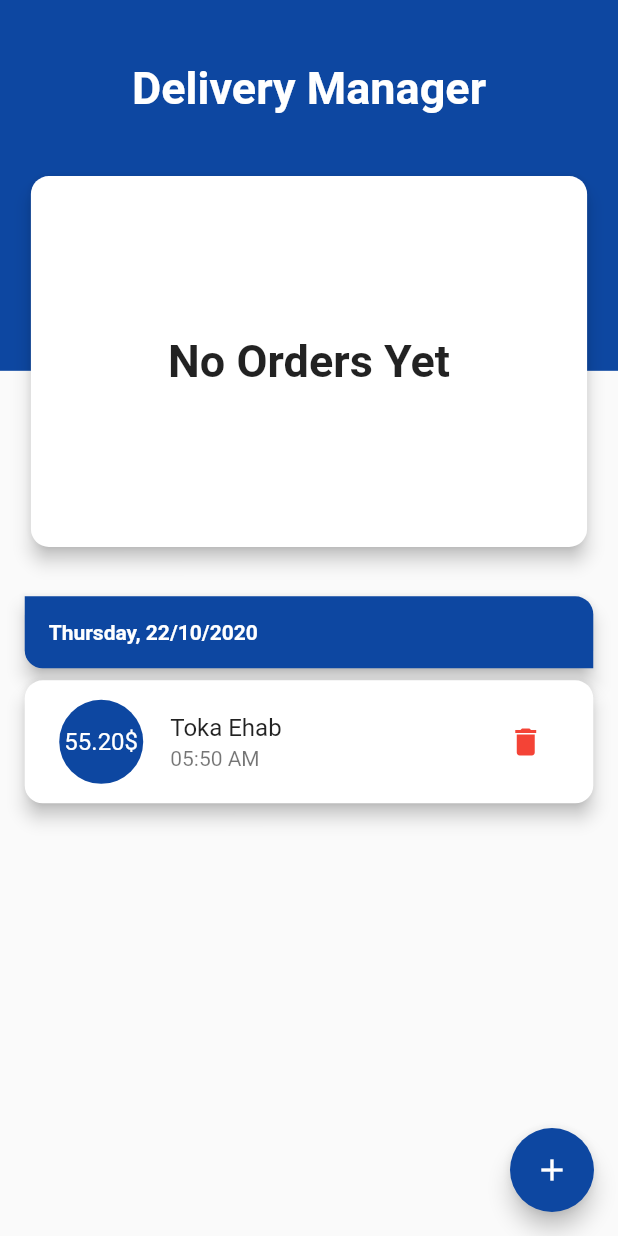
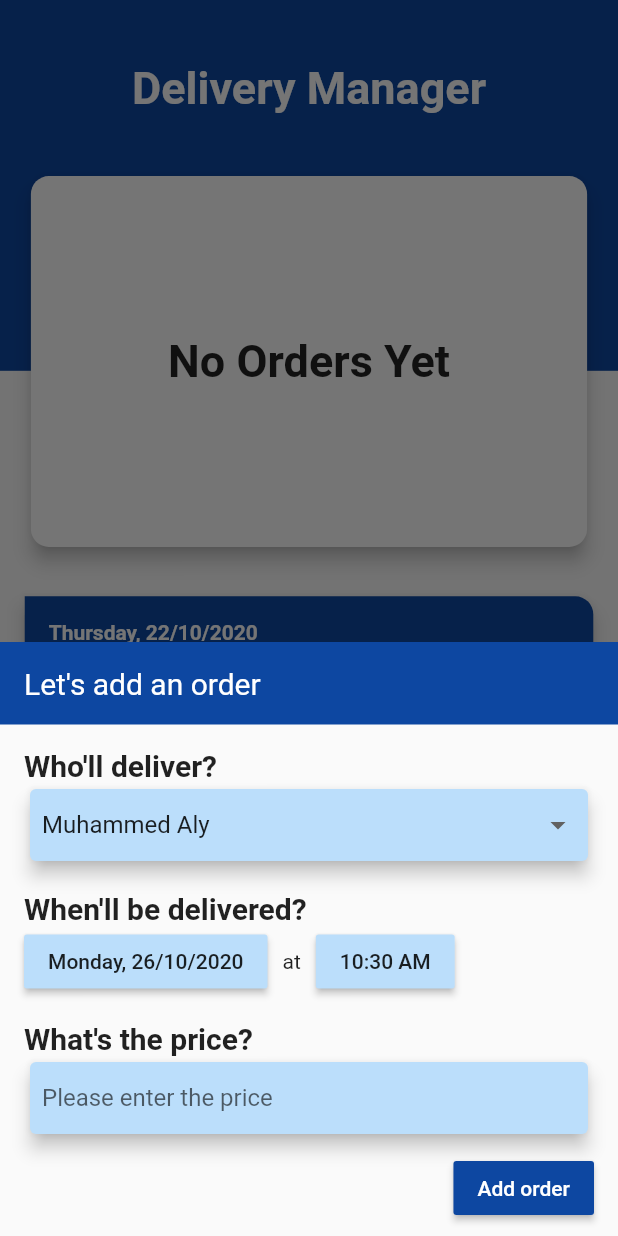
Before and after one commit to Flutter-Course/Online, a Flutter app: the screen it shows after launch, after a tap on the "add" icon, on a phone screen of 412 x 824 dp. Run offline on Flutter 3.47's test engine with Material 2 defaults, Android fonts, the phone set to English and light mode, and no system bars; drawn by our look-alikes of sticky_headers.

Commit message:
missed chart

```diff
--- a/delivery_manager/lib/main.dart
+++ b/delivery_manager/lib/main.dart
@@ -1,5 +1,3 @@
-import 'dart:collection';
-
 import 'package:delivery_manager/screens/home_screen.dart';
 import 'package:flutter/material.dart';
 
--- a/delivery_manager/lib/models/order.dart
+++ b/delivery_manager/lib/models/order.dart
@@ -1,14 +1,16 @@
 import 'package:flutter/foundation.dart';
 
 class Order {
+  static int _counter = 0;
   int id;
   String deliveryMan;
   DateTime orderDate;
   double price;
 
   Order(
-      {@required this.id,
-      @required this.deliveryMan,
+      {@required this.deliveryMan,
       @required this.orderDate,
-      @required this.price});
+      @required this.price}) {
+    id = ++_counter;
+  }
 }
--- a/delivery_manager/lib/screens/home_screen.dart
+++ b/delivery_manager/lib/screens/home_screen.dart
@@ -2,6 +2,7 @@ import 'dart:collection';
 import 'dart:math';
 
 import 'package:delivery_manager/models/order.dart';
+import 'package:delivery_manager/widgets/add_order_sheet.dart';
 import 'package:delivery_manager/widgets/background_container.dart';
 import 'package:delivery_manager/widgets/chart.dart';
 import 'package:delivery_manager/widgets/homescreen_title.dart';
@@ -21,7 +22,7 @@ class _HomeScreenState extends State<HomeScreen> {
       SplayTreeMap<String, Map<String, dynamic>>((String a, String b) {
     return -a.compareTo(b);
   });
-  ScrollController scrollController = ScrollController();
+  ScrollController scrollController;
   bool showUpButton = false;
   List<String> deliveryMen = ['Muhammed Aly', 'Toka Ehab', 'Ahmed Aly'];
 
@@ -38,12 +39,27 @@ class _HomeScreenState extends State<HomeScreen> {
     });
   }
 
+  void addOrder(String key, Order order) {
+    Navigator.of(context).pop();
+    setState(() {
+      if (orders.containsKey(key)) {
+        orders[key]['list'].add(order);
+      } else {
+        orders[key] = Map<String, dynamic>();
+        orders[key]['date'] =
+            DateFormat('EEEE, dd/MM/yyyy').format(order.orderDate);
+        orders[key]['list'] = SplayTreeSet<Order>(compareTwoOrders);
+        orders[key]['list'].add(order);
+      }
+    });
+  }
+
   @override
   void initState() {
     super.initState();
+    scrollController = ScrollController();
     final ordersList = List.generate(12, (index) {
       return Order(
-        id: index,
         deliveryMan: deliveryMen[Random().nextInt(3)],
         price: Random().nextDouble() * 500,
         orderDate: DateTime.now().subtract(
@@ -66,6 +82,12 @@ class _HomeScreenState extends State<HomeScreen> {
       }
       orders[key]['list'].add(element);
     });
+  }
+
+  @override
+  void dispose() {
+    scrollController.dispose();
+    super.dispose();
   }
 
   @override
@@ -146,7 +168,15 @@ class _HomeScreenState extends State<HomeScreen> {
             FloatingActionButton(
               backgroundColor: Theme.of(context).primaryColor,
               child: Icon(Icons.add),
-              onPressed: () {},
+              onPressed: () {
+                showModalBottomSheet(
+                  context: context,
+                  isScrollControlled: true,
+                  builder: (context) {
+                    return AddOrderSheet(deliveryMen, addOrder);
+                  },
+                );
+              },
             ),
           ],
         ),
--- /dev/null
+++ b/delivery_manager/lib/widgets/add_order_sheet.dart
@@ -0,0 +1,215 @@
+import 'package:delivery_manager/models/order.dart';
+import 'package:delivery_manager/widgets/bottom_sheet_title.dart';
+import 'package:flutter/material.dart';
+import 'package:intl/intl.dart';
+
+class AddOrderSheet extends StatefulWidget {
+  final List<String> deliveryMen;
+  final Function addOrder;
+  AddOrderSheet(this.deliveryMen, this.addOrder);
+  @override
+  _AddOrderSheetState createState() => _AddOrderSheetState();
+}
+
+class _AddOrderSheetState extends State<AddOrderSheet> {
+  String selectedDeliveryMan;
+  DateTime selectedDate;
+  TextEditingController priceController;
+  @override
+  void initState() {
+    super.initState();
+    selectedDeliveryMan = widget.deliveryMen[0];
+    selectedDate = DateTime.now();
+    priceController = TextEditingController();
+  }
+
+  @override
+  void dispose() {
+    priceController.dispose();
+    super.dispose();
+  }
+
+  @override
+  Widget build(BuildContext context) {
+    return Container(
+      padding:
+          EdgeInsets.only(bottom: MediaQuery.of(context).viewInsets.bottom),
+      child: SingleChildScrollView(
+        child: Column(
+          crossAxisAlignment: CrossAxisAlignment.start,
+          children: [
+            Container(
+              padding: EdgeInsets.all(16),
+              color: Theme.of(context).primaryColor,
+              width: double.infinity,
+              child: Text(
+                'Let\'s add an order',
+                style: TextStyle(
+                  color: Colors.white,
+                  fontSize: 20,
+                ),
+              ),
+            ),
+            Container(
+              margin: EdgeInsets.symmetric(horizontal: 16),
+              child: Column(
+                crossAxisAlignment: CrossAxisAlignment.start,
+                children: [
+                  BottomSheetTitle('Who\'ll deliver?'),
+                  Card(
+                    color: Colors.blue[100],
+                    elevation: 5,
+                    child: Padding(
+                      padding: EdgeInsets.symmetric(horizontal: 8.0),
+                      child: DropdownButtonHideUnderline(
+                        child: DropdownButton(
+                          isExpanded: true,
+                          value: selectedDeliveryMan,
+                          items: widget.deliveryMen.map((e) {
+                            return DropdownMenuItem(
+                              child: Text(e),
+                              value: e,
+                            );
+                          }).toList(),
+                          onChanged: (value) {
+                            setState(() {
+                              selectedDeliveryMan = value;
+                            });
+                          },
+                        ),
+                      ),
+                    ),
+                  ),
+                  BottomSheetTitle('When\'ll be delivered?'),
+                  Row(
+                    children: [
+                      RaisedButton(
+                        child: Text(DateFormat('EEEE, dd/MM/yyyy')
+                            .format(selectedDate)),
+                        color: Colors.blue[100],
+                        onPressed: () async {
+                          DateTime pickedDate = await showDatePicker(
+                            context: context,
+                            initialDate: selectedDate,
+                            firstDate:
+                                DateTime.now().subtract(Duration(days: 7)),
+                            lastDate: DateTime.now().add(Duration(days: 90)),
+                          );
+                          if (pickedDate != null) {
+                            setState(() {
+                              selectedDate = DateTime(
+                                pickedDate.year,
+                                pickedDate.month,
+                                pickedDate.day,
+                                selectedDate.hour,
+                                selectedDate.minute,
+                              );
+                            });
+                          }
+                        },
+                      ),
+                      Container(
+                        margin: EdgeInsets.symmetric(horizontal: 10),
+                        child: Text('at'),
+                      ),
+                      RaisedButton(
+                        child: Text(DateFormat('hh:mm a').format(selectedDate)),
+                        color: Colors.blue[100],
+                        onPressed: () async {
+                          TimeOfDay pickedTime = await showTimePicker(
+                            context: context,
+                            initialTime: TimeOfDay.now(),
+                          );
+                          if (pickedTime != null) {
+                            setState(() {
+                              selectedDate = DateTime(
+                                selectedDate.year,
+                                selectedDate.month,
+                                selectedDate.day,
+                                pickedTime.hour,
+                                pickedTime.minute,
+                              );
+                            });
+                          }
+                        },
+                      ),
+                    ],
+                  ),
+                  BottomSheetTitle('What\'s the price?'),
+                  Card(
+                    elevation: 5,
+                    color: Colors.blue[100],
+                    child: TextField(
+                      controller: priceController,
+                      keyboardType: TextInputType.number,
+                      decoration: InputDecoration(
+                        contentPadding: EdgeInsets.symmetric(horizontal: 8),
+                        hintText: 'Please enter the price',
+                        border: InputBorder.none,
+                        disabledBorder: InputBorder.none,
+                        enabledBorder: InputBorder.none,
+                        errorBorder: InputBorder.none,
+                        focusedBorder: InputBorder.none,
+                        focusedErrorBorder: InputBorder.none,
+                      ),
+                    ),
+                  ),
+                  Container(
+                    margin: EdgeInsets.symmetric(vertical: 8),
+                    child: Align(
+                      alignment: Alignment.centerRight,
+                      child: RaisedButton(
+                        child: Text(
+                          'Add order',
+                          style: TextStyle(
+                            color: Colors.white,
+                          ),
+                        ),
+                        color: Theme.of(context).primaryColor,
+                        onPressed: () {
+                          try {
+                            double price = double.parse(priceController.text);
+                            if (price < 0) {
+                              throw 'invalid price';
+                            }
+                            String key =
+                                DateFormat('yyyyMMdd').format(selectedDate);
+                            Order order = Order(
+                              deliveryMan: selectedDeliveryMan,
+                              orderDate: selectedDate,
+                              price: price,
+                            );
+
+                            widget.addOrder(key, order);
+                          } catch (error) {
+                            showDialog(
+                              context: context,
+                              builder: (context) {
+                                return AlertDialog(
+                                  title: Text('Invalid order data'),
+                                  content: Text('Please enter valid price.'),
+                                  actions: [
+                                    FlatButton(
+                                      child: Text('Ok'),
+                                      onPressed: () {
+                                        Navigator.of(context).pop();
+                                      },
+                                    ),
+                                  ],
+                                );
+                              },
+                            );
+                          }
+                        },
+                      ),
+                    ),
+                  ),
+                ],
+              ),
+            )
+          ],
+        ),
+      ),
+    );
+  }
+}
--- /dev/null
+++ b/delivery_manager/lib/widgets/bottom_sheet_title.dart
@@ -0,0 +1,19 @@
+import 'package:flutter/material.dart';
+
+class BottomSheetTitle extends StatelessWidget {
+  final String title;
+  BottomSheetTitle(this.title);
+  @override
+  Widget build(BuildContext context) {
+    return Container(
+      margin: EdgeInsets.only(top: 16),
+      child: Text(
+        title,
+        style: TextStyle(
+          fontSize: 20,
+          fontWeight: FontWeight.bold,
+        ),
+      ),
+    );
+  }
+}
```
